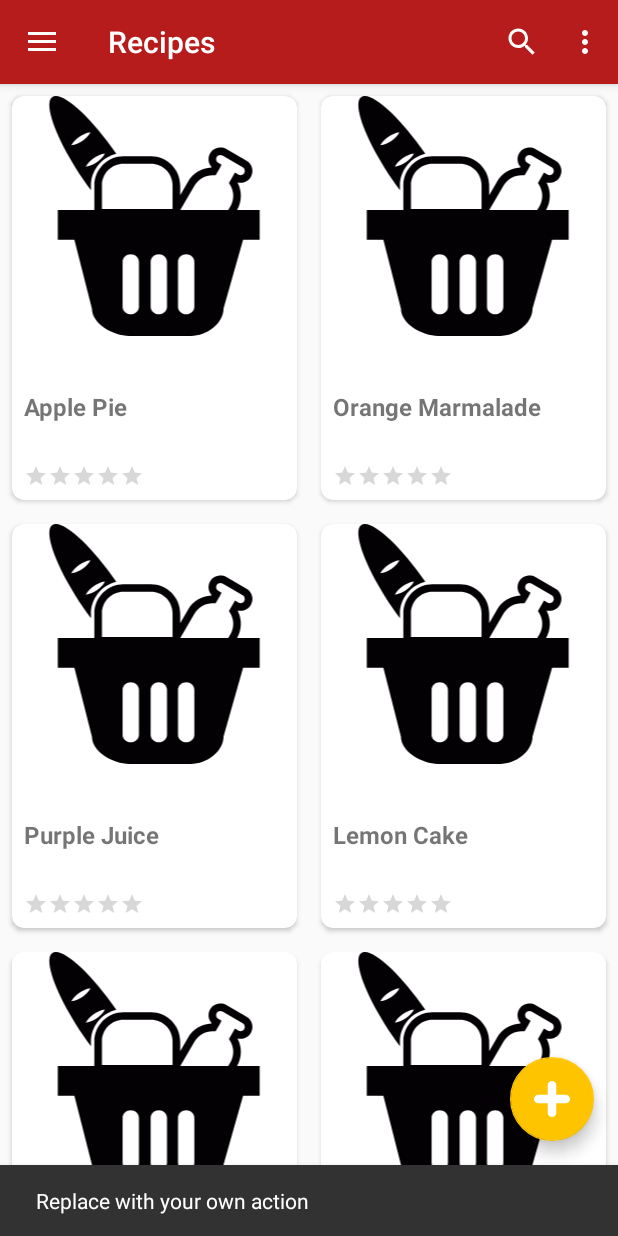
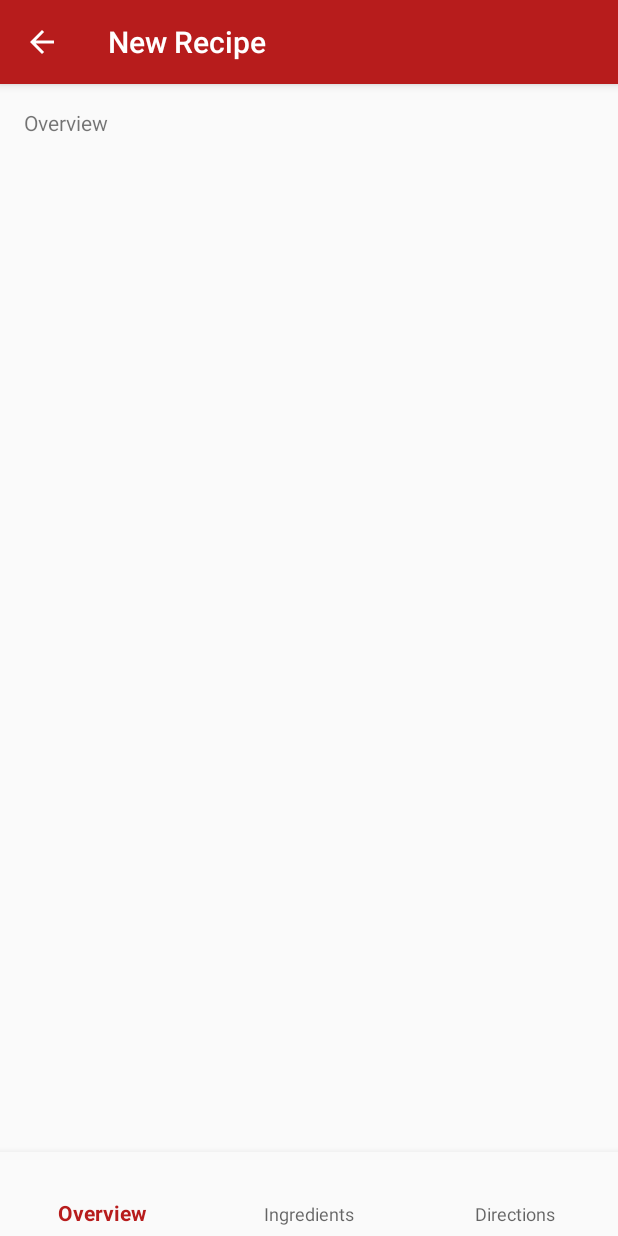
Before and after one commit to MusapKahraman/KitchenAssistant, an Android app: the screen it shows after launch once a user with an empty profile is signed in (MainActivity before the commit, NewRecipeActivity after it), after a tap on an icon or button, on a phone screen of 412 x 824 dp. Run offline under Robolectric (Android 15) with nearby library versions, the phone set to English and light mode, and no system bars; our stand-ins replace Firebase (no records; nobody signed in at launch, a user with empty details on screens opened directly), Room's generated code; libraries missing offline, so code that uses them is left out: com.firebase.ui; pictures from the network do not load.

Commit message:
feat: Add activity for new recipe

```diff
--- a/app/build.gradle
+++ b/app/build.gradle
@@ -58,6 +58,8 @@ dependencies {
     implementation "com.android.support:recyclerview-v7:$supportLib"
     implementation 'com.android.support.constraint:constraint-layout:1.1.2'
     implementation "android.arch.persistence.room:runtime:$room"
+    implementation 'com.android.support:design:27.1.1'
+    implementation 'com.android.support:support-vector-drawable:27.1.1'
     annotationProcessor "android.arch.persistence.room:compiler:$room"
     implementation "android.arch.lifecycle:extensions:$lifecycle"
     annotationProcessor "android.arch.lifecycle:compiler:$lifecycle"
--- a/app/src/main/java/com/example/kitchen/activities/MainActivity.java
+++ b/app/src/main/java/com/example/kitchen/activities/MainActivity.java
@@ -5,7 +5,6 @@ import android.os.Bundle;
 import android.support.annotation.NonNull;
 import android.support.design.widget.FloatingActionButton;
 import android.support.design.widget.NavigationView;
-import android.support.design.widget.Snackbar;
 import android.support.v4.view.GravityCompat;
 import android.support.v4.widget.DrawerLayout;
 import android.support.v7.app.ActionBarDrawerToggle;
@@ -42,6 +41,7 @@ public class MainActivity extends AppCompatActivity
     private static final String KEY_RECIPES_FRAG = "recipes-fragment-key";
     private static final String KEY_NOTEBOOK_FRAG = "notebook-fragment-key";
     private static final String KEY_MEAL_BOARD_FRAG = "meal-board-fragment-key";
+    private FloatingActionButton mFab;
     private Bundle mRecipesFragmentSavedState;
     private Bundle mNotebookFragmentSavedState;
     private Bundle mMealBoardFragmentSavedState;
@@ -54,12 +54,14 @@ public class MainActivity extends AppCompatActivity
         Toolbar toolbar = findViewById(R.id.toolbar);
         setSupportActionBar(toolbar);
 
-        FloatingActionButton fab = findViewById(R.id.fab);
-        fab.setOnClickListener(new View.OnClickListener() {
+        mFab = findViewById(R.id.fab);
+        mFab.setOnClickListener(new View.OnClickListener() {
             @Override
             public void onClick(View view) {
-                Snackbar.make(view, "Replace with your own action", Snackbar.LENGTH_LONG)
-                        .setAction("Action", null).show();
+                if (mNavigatorIndex == 0) {
+                    Intent intent = new Intent(MainActivity.this, NewRecipeActivity.class);
+                    startActivity(intent);
+                }
             }
         });
 
@@ -114,9 +116,11 @@ public class MainActivity extends AppCompatActivity
         Log.v("MainActivity", "Changing content with Navigator Index: " + mNavigatorIndex);
         switch (mNavigatorIndex) {
             case 0:
+                mFab.show();
                 showRecipes(DataPlaceholders.getRecipes());
                 break;
             case 1:
+                mFab.show();
                 showNotebook(DataPlaceholders.getNotebook());
                 break;
             case 6:
@@ -185,6 +189,7 @@ public class MainActivity extends AppCompatActivity
     public boolean onNavigationItemSelected(@NonNull MenuItem item) {
         // Handle navigation view item clicks here.
         int id = item.getItemId();
+        int oldNavigatorIndex = mNavigatorIndex;
         switch (id) {
             case R.id.nav_recipes:
                 mNavigatorIndex = 0;
@@ -221,6 +226,9 @@ public class MainActivity extends AppCompatActivity
                         });
                 break;
         }
+        if (mNavigatorIndex != oldNavigatorIndex) {
+            mFab.hide();
+        }
         DrawerLayout drawer = findViewById(R.id.drawer_layout);
         drawer.closeDrawer(GravityCompat.START);
         return true;
--- /dev/null
+++ b/app/src/main/java/com/example/kitchen/activities/NewRecipeActivity.java
@@ -0,0 +1,46 @@
+package com.example.kitchen.activities;
+
+import android.os.Bundle;
+import android.support.annotation.NonNull;
+import android.support.design.widget.BottomNavigationView;
+import android.support.v7.app.AppCompatActivity;
+import android.view.MenuItem;
+import android.widget.TextView;
+
+import com.example.kitchen.R;
+
+public class NewRecipeActivity extends AppCompatActivity {
+
+    private TextView mTextMessage;
+
+    private final BottomNavigationView.OnNavigationItemSelectedListener mOnNavigationItemSelectedListener
+            = new BottomNavigationView.OnNavigationItemSelectedListener() {
+
+        @Override
+        public boolean onNavigationItemSelected(@NonNull MenuItem item) {
+            switch (item.getItemId()) {
+                case R.id.navigation_overview:
+                    mTextMessage.setText(R.string.overview);
+                    return true;
+                case R.id.navigation_ingredients:
+                    mTextMessage.setText(R.string.ingredients);
+                    return true;
+                case R.id.navigation_directions:
+                    mTextMessage.setText(R.string.directions);
+                    return true;
+            }
+            return false;
+        }
+    };
+
+    @Override
+    protected void onCreate(Bundle savedInstanceState) {
+        super.onCreate(savedInstanceState);
+        setContentView(R.layout.activity_new_recipe);
+
+        mTextMessage = findViewById(R.id.message);
+        BottomNavigationView navigation = findViewById(R.id.navigation);
+        navigation.setOnNavigationItemSelectedListener(mOnNavigationItemSelectedListener);
+    }
+
+}
--- a/app/src/main/java/com/example/kitchen/fragments/NotebookFragment.java
+++ b/app/src/main/java/com/example/kitchen/fragments/NotebookFragment.java
@@ -31,7 +31,6 @@ public class NotebookFragment extends Fragment {
     private static final String LAYOUT_STATE = "state";
     private StaggeredGridLayoutManager mLayoutManager;
     private OnRecipeClickListener mClickListener;
-    private int mFirstVisibleItemPos;
     private View mRootView;
     private NotebookAdapter mAdapter;
 
--- /dev/null
+++ b/app/src/main/res/layout/activity_new_recipe.xml
@@ -0,0 +1,33 @@
+<?xml version="1.0" encoding="utf-8"?>
+<android.support.constraint.ConstraintLayout xmlns:android="http://schemas.android.com/apk/res/android"
+    xmlns:app="http://schemas.android.com/apk/res-auto"
+    xmlns:tools="http://schemas.android.com/tools"
+    android:id="@+id/container"
+    android:layout_width="match_parent"
+    android:layout_height="match_parent"
+    tools:context=".activities.NewRecipeActivity">
+
+    <TextView
+        android:id="@+id/message"
+        android:layout_width="wrap_content"
+        android:layout_height="wrap_content"
+        android:layout_marginEnd="@dimen/activity_horizontal_margin"
+        android:layout_marginStart="@dimen/activity_horizontal_margin"
+        android:layout_marginTop="@dimen/activity_vertical_margin"
+        android:text="@string/overview"
+        app:layout_constraintLeft_toLeftOf="parent"
+        app:layout_constraintTop_toTopOf="parent" />
+
+    <android.support.design.widget.BottomNavigationView
+        android:id="@+id/navigation"
+        android:layout_width="0dp"
+        android:layout_height="wrap_content"
+        android:layout_marginEnd="0dp"
+        android:layout_marginStart="0dp"
+        android:background="?android:attr/windowBackground"
+        app:layout_constraintBottom_toBottomOf="parent"
+        app:layout_constraintLeft_toLeftOf="parent"
+        app:layout_constraintRight_toRightOf="parent"
+        app:menu="@menu/navigation" />
+
+</android.support.constraint.ConstraintLayout>
--- a/app/src/main/res/layout/item_notebook_card.xml
+++ b/app/src/main/res/layout/item_notebook_card.xml
@@ -23,7 +23,7 @@
         <Button
             android:id="@+id/btn_delete"
             android:layout_width="wrap_content"
-            android:layout_height="wrap_content"
+            android:layout_height="@dimen/list_button_size"
             android:background="@android:color/transparent"
             android:text="@string/delete"
             android:textColor="@color/colorAccent"
@@ -31,7 +31,6 @@
             app:layout_constraintEnd_toEndOf="parent" />
 
         <Button
-            android:id="@+id/btn_edit"
             android:layout_width="wrap_content"
             android:layout_height="@dimen/list_button_size"
             android:background="@android:color/transparent"
--- a/app/src/main/res/layout/item_recipes_card.xml
+++ b/app/src/main/res/layout/item_recipes_card.xml
@@ -16,7 +16,7 @@
         <TextView
             android:id="@+id/tv_recipe_name"
             style="@style/CardTitle"
-            android:layout_marginBottom="8dp"
+            android:layout_marginBottom="@dimen/space_one_unit"
             app:layout_constraintBottom_toTopOf="@+id/ratingBar"
             app:layout_constraintStart_toStartOf="parent"
             app:layout_constraintTop_toBottomOf="@+id/iv_card_recipe_image" />
@@ -45,7 +45,6 @@
             app:layout_constraintTop_toBottomOf="@+id/ratingBar" />
 
         <TextView
-            android:id="@+id/tv_cook_time"
             style="@style/CardCookTime"
             android:layout_marginEnd="@dimen/space_one_unit"
             app:layout_constraintBottom_toTopOf="@+id/ratingBar"
--- a/app/src/main/res/menu/activity_main_drawer.xml
+++ b/app/src/main/res/menu/activity_main_drawer.xml
@@ -3,9 +3,7 @@
     xmlns:tools="http://schemas.android.com/tools"
     tools:showIn="navigation_view">
 
-    <group
-        android:id="@+id/group_recipes"
-        android:checkableBehavior="single">
+    <group android:checkableBehavior="single">
         <item
             android:id="@+id/nav_recipes"
             android:icon="@drawable/ic_menu_recipes"
@@ -16,18 +14,14 @@
             android:title="@string/notebook" />
     </group>
 
-    <group
-        android:id="@+id/group_suggest"
-        android:checkableBehavior="single">
+    <group android:checkableBehavior="single">
         <item
             android:id="@+id/nav_suggestions"
             android:icon="@drawable/ic_menu_suggest"
             android:title="@string/suggestions" />
     </group>
 
-    <group
-        android:id="@+id/group_weekly"
-        android:checkableBehavior="single">
+    <group android:checkableBehavior="single">
         <item
             android:id="@+id/nav_meal_board"
             android:icon="@drawable/ic_menu_board"
@@ -38,9 +32,7 @@
             android:title="@string/routines" />
     </group>
 
-    <group
-        android:id="@+id/group_storage"
-        android:checkableBehavior="single">
+    <group android:checkableBehavior="single">
         <item
             android:id="@+id/nav_food_storage"
             android:icon="@drawable/ic_menu_food"
--- a/app/src/main/res/menu/menu_meal_board.xml
+++ b/app/src/main/res/menu/menu_meal_board.xml
@@ -4,6 +4,6 @@
     <item
         android:id="@+id/app_bar_auto_complete"
         android:icon="@drawable/ic_magic"
-        android:title="@string/action_auto_complete"
+        android:title="@string/auto_complete"
         app:showAsAction="always" />
 </menu>
--- /dev/null
+++ b/app/src/main/res/menu/navigation.xml
@@ -0,0 +1,16 @@
+<?xml version="1.0" encoding="utf-8"?>
+<menu xmlns:android="http://schemas.android.com/apk/res/android">
+
+    <item
+        android:id="@+id/navigation_overview"
+        android:title="@string/overview" />
+
+    <item
+        android:id="@+id/navigation_ingredients"
+        android:title="@string/ingredients" />
+
+    <item
+        android:id="@+id/navigation_directions"
+        android:title="@string/directions" />
+
+</menu>
--- a/app/src/main/res/values-land/styles.xml
+++ b/app/src/main/res/values-land/styles.xml
@@ -1,6 +1,5 @@
 <?xml version="1.0" encoding="utf-8"?>
 <resources>
-
     <style name="CardListItem" parent="CardView">
         <item name="android:layout_width">@dimen/card_width</item>
         <item name="android:layout_height">match_parent</item>
--- a/app/src/main/res/values-v21/styles.xml
+++ /dev/null
@@ -1,8 +0,0 @@
-<resources>
-
-    <style name="AppTheme.NoActionBar">
-        <item name="windowActionBar">false</item>
-        <item name="windowNoTitle">true</item>
-        <item name="android:statusBarColor">@android:color/transparent</item>
-    </style>
-</resources>
--- a/app/src/main/res/values/dimens.xml
+++ b/app/src/main/res/values/dimens.xml
@@ -6,7 +6,6 @@
     <dimen name="nav_header_vertical_spacing">8dp</dimen>
     <dimen name="nav_header_height">176dp</dimen>
     <dimen name="fab_margin">16dp</dimen>
-    <dimen name="appbar_padding_top">8dp</dimen>
     <dimen name="app_bar_height">180dp</dimen>
     <dimen name="text_margin">16dp</dimen>
 
--- a/app/src/main/res/values/strings.xml
+++ b/app/src/main/res/values/strings.xml
@@ -1,7 +1,7 @@
 <resources>
     <string name="app_name">Kitchen Assistant</string>
-    <string name="action_auto_complete">Autocomplete</string>
-    <string name="title_activity_welcome">Welcome</string>
+    <string name="auto_complete">Autocomplete</string>
+    <string name="welcome">Welcome</string>
     <string name="section_format">Welcome! This is section: %1$d</string>
 
     <!-- Navigation Drawer -->
@@ -22,7 +22,7 @@
     <string name="recipe_image_description">Recipe image</string>
 
     <!-- TODO: Remove or change this placeholder text -->
-    <string name="title_activity_recipe_detail">RecipeDetailActivity</string>
+    <string name="recipe_detail">Recipe Detail</string>
     <string name="large_text">
         "Material is the metaphor.\n\n"
 
@@ -125,4 +125,8 @@
     <string name="timer_icon">Timer icon</string>
     <string name="delete">Delete</string>
     <string name="edit">Edit</string>
+    <string name="new_recipe">New Recipe</string>
+    <string name="overview">Overview</string>
+    <string name="ingredients">Ingredients</string>
+    <string name="directions">Directions</string>
 </resources>
```
Also changed, not shown: app/src/main/AndroidManifest.xml (+16 -7 lines), app/src/main/java/com/example/kitchen/activities/WelcomeActivity.java (+6 -41 lines), app/src/main/res/layout/activity_welcome.xml (+0 -29 lines).
